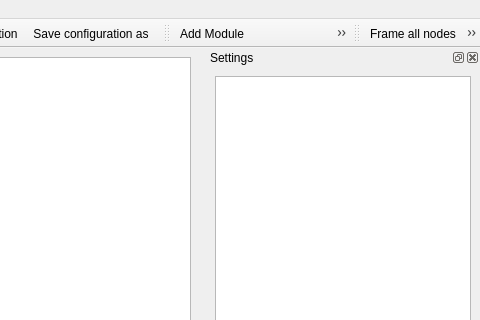
Above: tools/config_gui/ui_config_window.ui from Ulm-IQO/qudi before the change; both pictures show x 330 to 810 and y 0 to 320 of the 810 by 724 pixel window. Below: the same form after it.
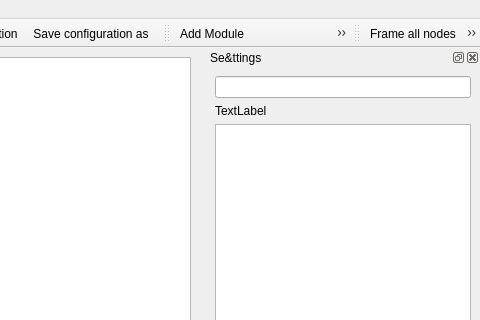
That is the form after the change. Icons and pictures are not drawn. Custom widgets are drawn as their Qt base class.

Commit message: start work on ConfigOption in config editor

Diff of the .ui file:
```diff
--- a/tools/config_gui/ui_config_window.ui
+++ b/tools/config_gui/ui_config_window.ui
@@ -106,16 +106,26 @@
   </widget>
   <widget class="QDockWidget" name="editorDockWidget">
    <property name="windowTitle">
-    <string>Settings</string>
+    <string>Se&amp;ttings</string>
    </property>
    <attribute name="dockWidgetArea">
     <number>2</number>
    </attribute>
    <widget class="QWidget" name="dockWidgetContents">
     <layout class="QGridLayout" name="gridLayout_2">
-     <item row="0" column="0">
+     <item row="2" column="0">
       <widget class="QTableView" name="tableView"/>
      </item>
+     <item row="0" column="0">
+      <widget class="QLineEdit" name="nameLineEdit"/>
+     </item>
+     <item row="1" column="0">
+      <widget class="QLabel" name="mcLabel">
+       <property name="text">
+        <string>TextLabel</string>
+       </property>
+      </widget>
+     </item>
     </layout>
    </widget>
   </widget>
```
Left out of the diff: 21 changed lines with no effect on the pictures. The commit also changes 2 other files.
